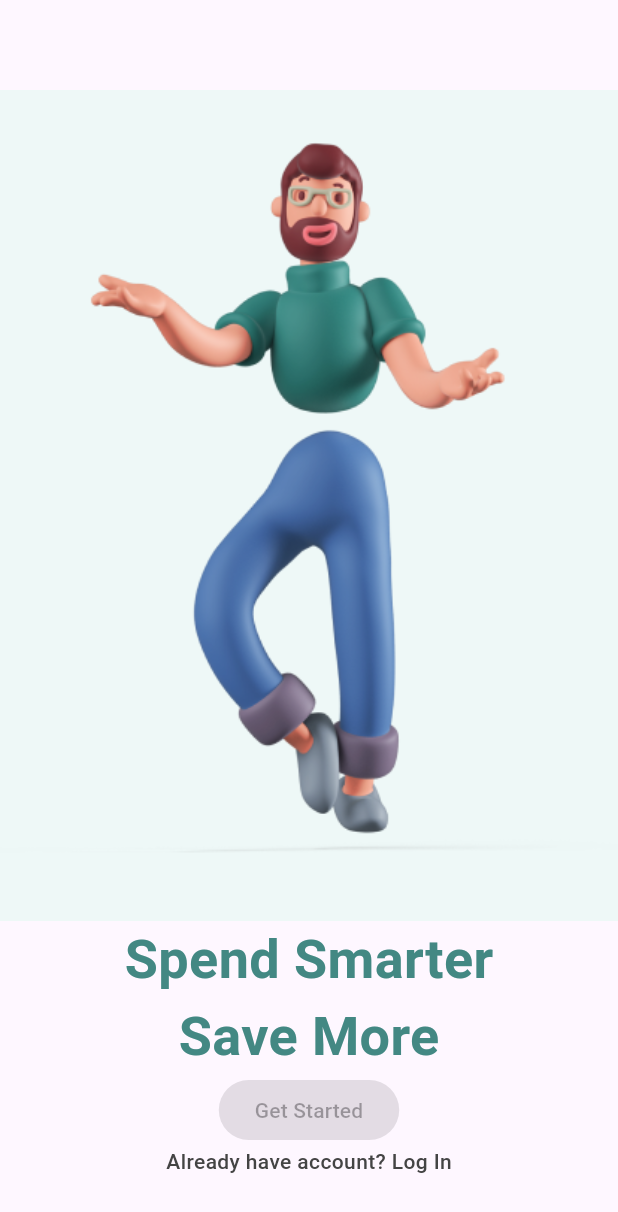
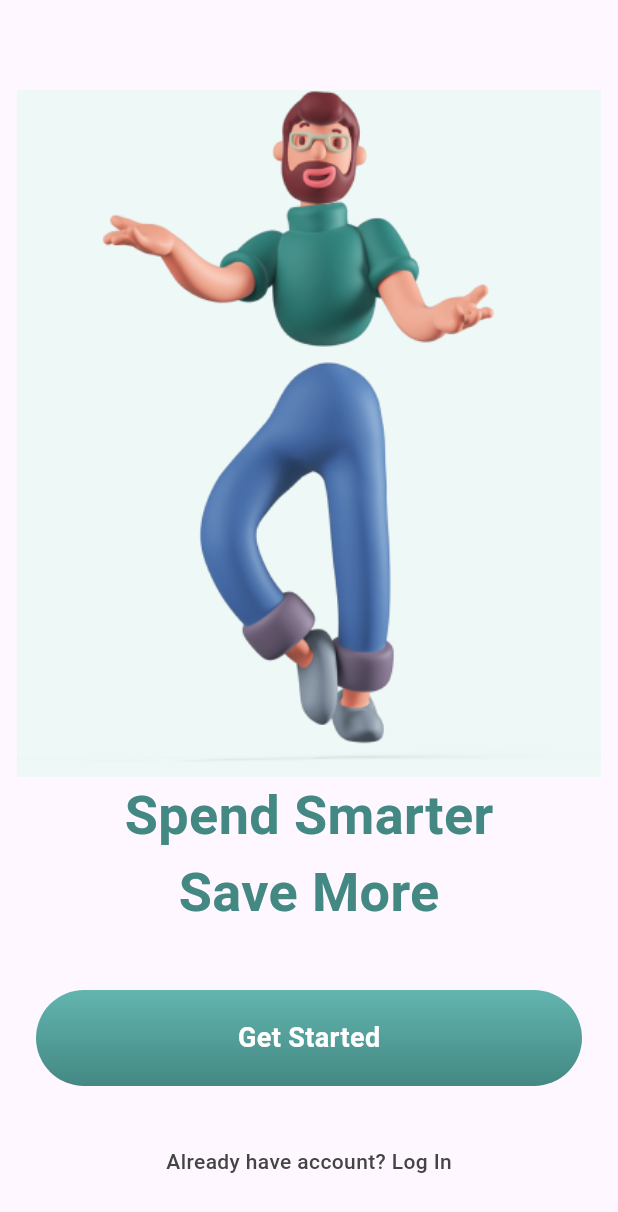
Before and after one commit to anderson-souz4/financy_app, a Flutter app: the screen it shows after launch, on a phone screen of 412 x 824 dp. Shown: the top 1212 px of the screen. Run offline on Flutter 3.47's test engine with Material 3 defaults, Android fonts, the phone set to English and light mode, and no system bars.

Commit message:
finaliza onboarding_page.dart, componentiza PrimaryButton.dart e separa para pacote widgets, adiciona fontes ExtraBold, SemiBold, Medium

```diff
--- a/lib/commons/app_colors.dart
+++ b/lib/commons/app_colors.dart
@@ -9,6 +9,13 @@ class AppColors {
   static const Color greenlightTwo = Color(0xFF438883);
   static const Color iceWhite = Color(0xFFEEF8F7);
   static const Color white = Colors.white;
-  static const List<Color> greenGradient = [Color(0xFF63B5AF),Color(0xFF438883)];
+  static const List<Color> greenGradient = [
+    Color(0xFF63B5AF),
+    Color(0xFF438883)];
+
+  static const List<Color> greyGradient = [
+    Color(0xFFBFBFBF),
+    Color(0xFF5D5D5D)];
+
   static const Color grey = Color(0xFF444444);
 }
--- a/lib/commons/app_text_styles.dart
+++ b/lib/commons/app_text_styles.dart
@@ -13,6 +13,11 @@ class AppTextStyle {
     fontWeight: FontWeight.w700,
   );
 
+  static const TextStyle mediumText18 = TextStyle(
+    fontSize: 18.0,
+    fontWeight: FontWeight.w600,
+  );
+
   static const TextStyle smallText = TextStyle(
     fontSize: 14.0,
     fontWeight: FontWeight.w500,
--- a/lib/features/onboarding/onboarding_page.dart
+++ b/lib/features/onboarding/onboarding_page.dart
@@ -1,6 +1,8 @@
 import 'package:financy_app/commons/app_colors.dart';
 import 'package:financy_app/commons/app_text_styles.dart';
 import 'package:flutter/material.dart';
+
+import '../../widgets/PrimaryButton.dart';
 
 class OnBoardingPage extends StatelessWidget {
   @override
@@ -25,7 +27,19 @@ class OnBoardingPage extends StatelessWidget {
           Text(" Save More ",
               style: AppTextStyle.mediumText
                   .copyWith(color: AppColors.greenlightTwo)),
-          ElevatedButton(onPressed: null, child: Text('Get Started')),
+          const SizedBox(
+            height: 16,
+          ),
+          Padding(
+            padding: const EdgeInsets.all(24),
+            child: PrimaryButton(
+              text: 'Get Started',
+              onPressed: () {},
+            ),
+          ),
+          SizedBox(
+            height: 16,
+          ),
           Text(
             'Already have account? Log In',
             style: AppTextStyle.smallText.copyWith(color: AppColors.grey),
--- /dev/null
+++ b/lib/widgets/PrimaryButton.dart
@@ -0,0 +1,45 @@
+import 'package:flutter/cupertino.dart';
+import 'package:flutter/material.dart';
+
+import '../commons/app_colors.dart';
+import '../commons/app_text_styles.dart';
+
+class PrimaryButton extends StatelessWidget {
+  final VoidCallback? onPressed;
+  final String text;
+
+  const PrimaryButton({
+    this.onPressed,
+    super.key,
+    required this.text,
+  });
+
+  @override
+  Widget build(BuildContext context) {
+    return Material(
+      borderRadius: const BorderRadius.all(Radius.circular(24)),
+      child: Ink(
+        decoration: const BoxDecoration(
+            borderRadius: BorderRadius.all(Radius.circular(38.0)),
+            gradient: LinearGradient(
+                begin: Alignment.topCenter,
+                end: Alignment.bottomCenter,
+                colors: AppColors.greenGradient)),
+        child: InkWell(
+          borderRadius: const BorderRadius.all(Radius.circular(24)),
+          onTap: onPressed,
+          child: Container(
+            decoration: const BoxDecoration(
+                borderRadius: BorderRadius.all(Radius.circular(24))),
+            alignment: Alignment.center,
+            height: 64,
+            child: Text(
+              text,
+              style: AppTextStyle.mediumText18.copyWith(color: AppColors.white),
+            ),
+          ),
+        ),
+      ),
+    );
+  }
+}
```
Also changed, not shown: pubspec.yaml (+8 -1 lines).
